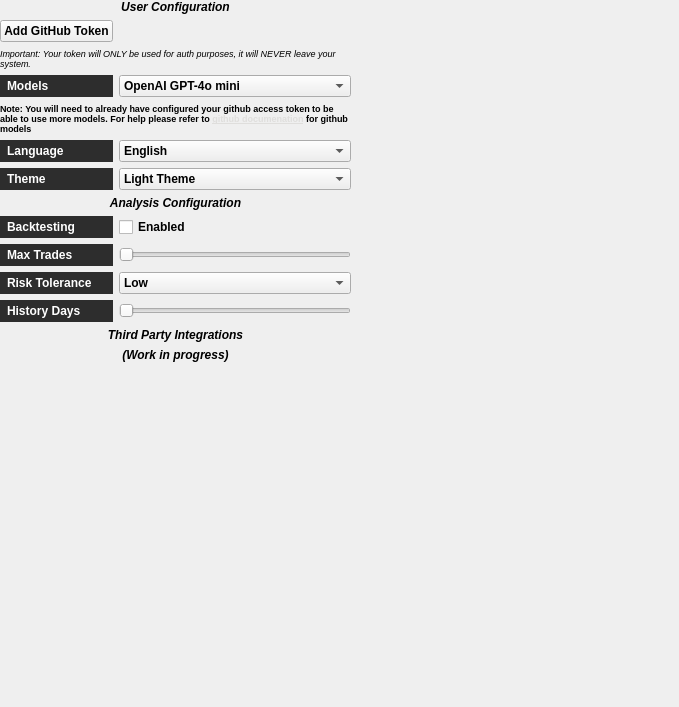
Luis-Rosario-Alers/elite-101-PreWork, file src/ui/ui_files/configuration_widget.ui: the form before one commit.
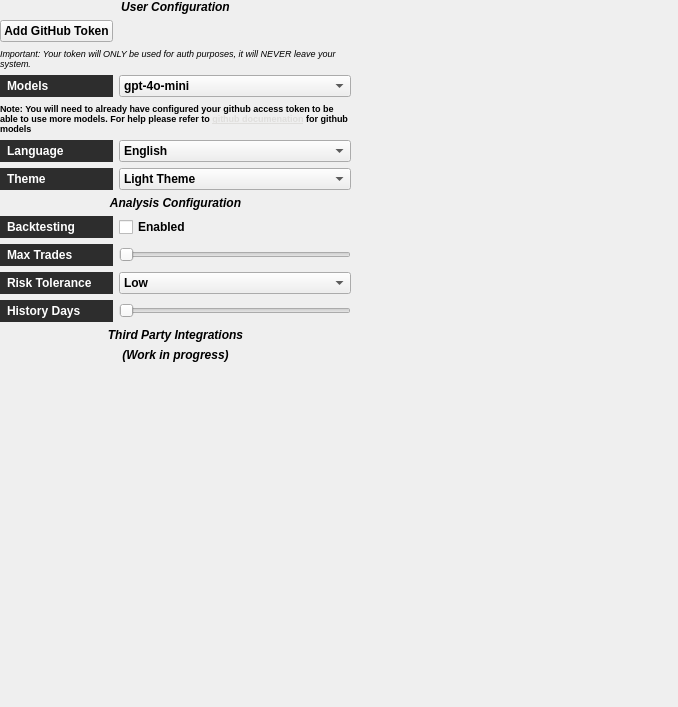
The form after the commit.

What changed in the file:
```diff
--- a/src/ui/ui_files/configuration_widget.ui
+++ b/src/ui/ui_files/configuration_widget.ui
@@ -6,7 +6,7 @@
    <rect>
     <x>0</x>
     <y>0</y>
-    <width>679</width>
+    <width>678</width>
     <height>707</height>
    </rect>
   </property>
@@ -253,7 +253,7 @@
      <widget class="QComboBox" name="RemoteModelChooser">
       <item>
        <property name="text">
-        <string>OpenAI GPT-4o mini</string>
+        <string>gpt-4o-mini</string>
        </property>
       </item>
       <item>
```
Left out of the diff: 10 changed lines with no effect on the pictures.
